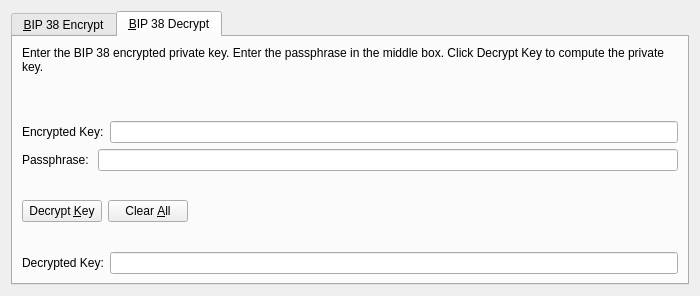
First picture: the form in src/qt/forms/bip38tooldialog.ui, repository satoshi-ninja/PIVX, before the edit.
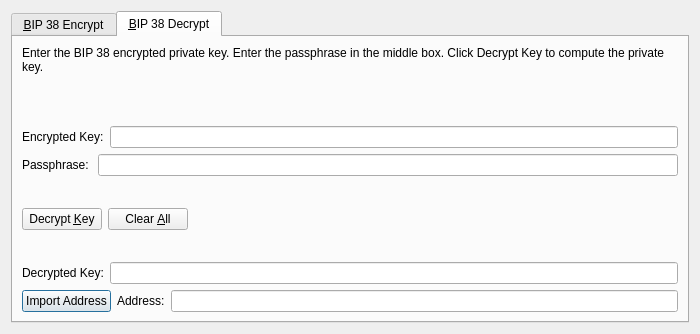
Second picture: the form after the edit. Icons and pictures are not drawn. Custom widgets are drawn as their Qt base class.

Commit message: add import address button to bip38tooldialog

```diff
--- a/src/qt/forms/bip38tooldialog.ui
+++ b/src/qt/forms/bip38tooldialog.ui
@@ -7,7 +7,7 @@
     <x>0</x>
     <y>0</y>
     <width>700</width>
-    <height>296</height>
+    <height>334</height>
    </rect>
   </property>
   <property name="windowTitle">
@@ -376,6 +376,27 @@
          </item>
         </layout>
        </item>
+       <item>
+        <layout class="QHBoxLayout" name="horizontalLayout_4">
+         <item>
+          <widget class="QPushButton" name="importAddressButton_DEC">
+           <property name="text">
+            <string>Import Address</string>
+           </property>
+          </widget>
+         </item>
+         <item>
+          <widget class="QLabel" name="label_4">
+           <property name="text">
+            <string>Address:</string>
+           </property>
+          </widget>
+         </item>
+         <item>
+          <widget class="QLineEdit" name="addressOut_DEC"/>
+         </item>
+        </layout>
+       </item>
       </layout>
      </widget>
     </widget>
```
Left out of the diff: 2 changed lines with no effect on the pictures. The commit also changes 3 other files.
